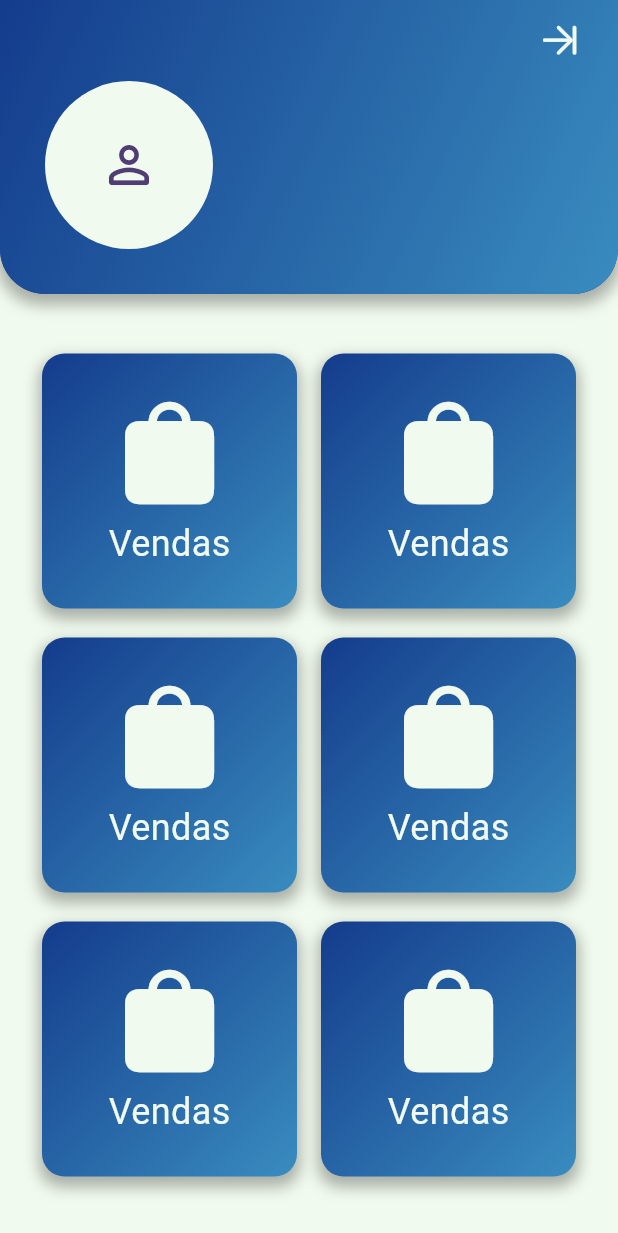
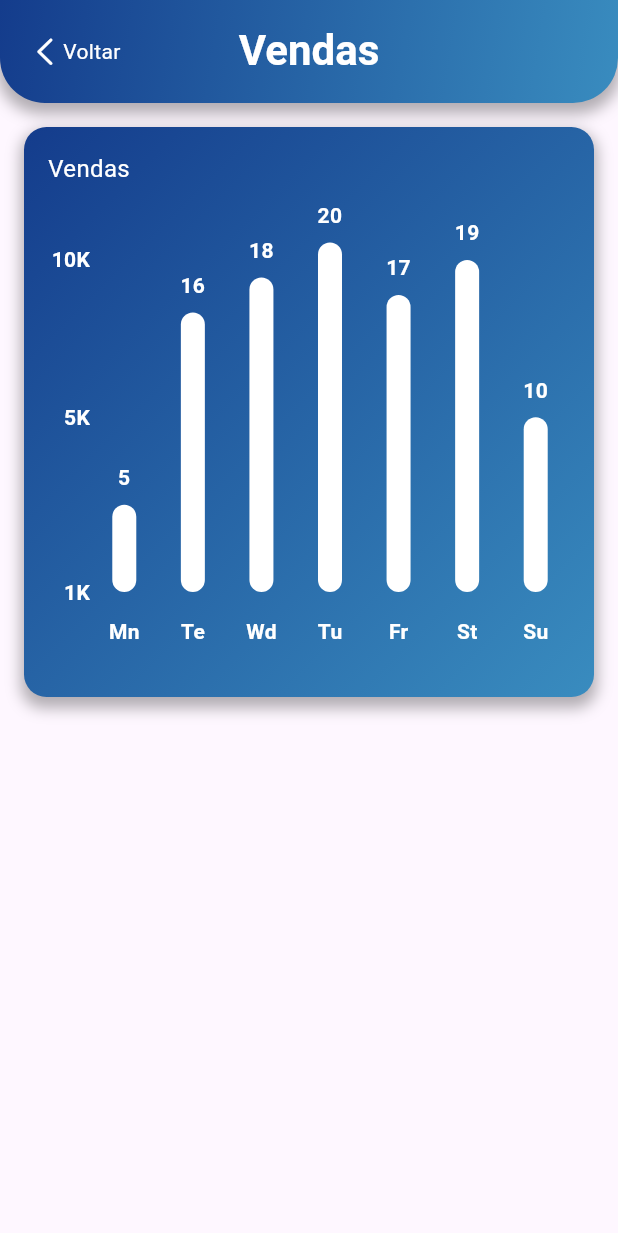
Before and after one commit to TiagoKblo/kodiak_mobile, a Flutter app: the HomePage screen opened directly, after a tap on "Vendas", on a phone screen of 412 x 824 dp. Shown: the top 1233 px of the screen. Run offline on Flutter 3.47's test engine with Material 3 defaults, Android fonts, the phone set to English and light mode, and no system bars; drawn by our look-alikes of fl_chart; our stand-ins replace cookie_jar, dio, dio_cookie_manager, flutter_dotenv, lottie, page_transition; accounts and stored records are empty.

Commit message:
feat: página de vendas e gráfico principal

```diff
--- /dev/null
+++ b/lib/components/bar_chart.dart
@@ -0,0 +1,200 @@
+import 'package:fl_chart/fl_chart.dart';
+import 'package:flutter/material.dart';
+
+class BarChartSales extends StatefulWidget {
+  const BarChartSales({super.key});
+
+  @override
+  State<BarChartSales> createState() => _BarChartSalesState();
+}
+
+class _BarChartSalesState extends State<BarChartSales> {
+  late List<BarChartGroupData> rawBarGroups;
+  late List<BarChartGroupData> showingBarGroups;
+
+  int touchedGroupIndex = -1;
+
+  @override
+  void initState() {
+    super.initState();
+    final barGroup1 = makeGroupData(0, 5);
+    final barGroup2 = makeGroupData(1, 16);
+    final barGroup3 = makeGroupData(2, 18);
+    final barGroup4 = makeGroupData(3, 20);
+    final barGroup5 = makeGroupData(4, 17);
+    final barGroup6 = makeGroupData(5, 19);
+    final barGroup7 = makeGroupData(6, 10);
+
+    final items = [
+      barGroup1,
+      barGroup2,
+      barGroup3,
+      barGroup4,
+      barGroup5,
+      barGroup6,
+      barGroup7,
+    ];
+
+    rawBarGroups = items;
+
+    showingBarGroups = List.of(rawBarGroups);
+  }
+
+  @override
+  Widget build(BuildContext context) {
+    return Scaffold(
+      body: AspectRatio(
+        aspectRatio: 1,
+        child: Padding(
+            padding: const EdgeInsets.all(16),
+            child: Container(
+              decoration: BoxDecoration(
+                gradient: const LinearGradient(
+                    begin: Alignment.topLeft,
+                    end: Alignment.bottomRight,
+                    colors: [
+                      Color(0xFF143c8c),
+                      Color(0xFF398cbf),
+                    ]),
+                borderRadius: BorderRadius.circular(15),
+                boxShadow: [
+                  BoxShadow(
+                      color: Colors.black.withOpacity(0.3),
+                      spreadRadius: 2,
+                      blurRadius: 8,
+                      offset: const Offset(0, 5))
+                ],
+              ),
+              child: Padding(
+                padding: const EdgeInsets.all(16.0),
+                child: Column(
+                  crossAxisAlignment: CrossAxisAlignment.stretch,
+                  children: <Widget>[
+                    const Row(
+                      mainAxisSize: MainAxisSize.min,
+                      children: <Widget>[
+                        Text(
+                          'Vendas',
+                          style: TextStyle(color: Colors.white, fontSize: 16),
+                        ),
+                      ],
+                    ),
+                    const SizedBox(
+                      height: 38,
+                    ),
+                    Expanded(
+                      child: BarChart(
+                        BarChartData(
+                          barTouchData: barTouchData,
+                          titlesData: titlesData,
+                          borderData: FlBorderData(
+                            show: false,
+                          ),
+                          barGroups: showingBarGroups,
+                          gridData: const FlGridData(show: false),
+                          alignment: BarChartAlignment.spaceAround,
+                          maxY: 20,
+                        ),
+                      ),
+                    ),
+                    const SizedBox(
+                      height: 12,
+                    )
+                  ],
+                ),
+              ),
+            )),
+      ),
+    );
+  }
+}
+
+BarTouchData get barTouchData => BarTouchData(
+      enabled: false,
+      touchTooltipData: BarTouchTooltipData(
+        getTooltipColor: (group) => Colors.transparent,
+        tooltipPadding: EdgeInsets.zero,
+        tooltipMargin: 8,
+        getTooltipItem: (BarChartGroupData group, int groupIndex,
+            BarChartRodData rod, int rodIndex) {
+          return BarTooltipItem(
+            rod.toY.round().toString(),
+            const TextStyle(
+              color: Colors.white,
+              fontWeight: FontWeight.bold,
+            ),
+          );
+        },
+      ),
+    );
+
+FlTitlesData get titlesData => const FlTitlesData(
+      show: true,
+      rightTitles: AxisTitles(sideTitles: SideTitles(showTitles: false)),
+      topTitles: AxisTitles(sideTitles: SideTitles(showTitles: false)),
+      bottomTitles: AxisTitles(
+          sideTitles: SideTitles(
+              showTitles: true,
+              getTitlesWidget: bottomTitles,
+              reservedSize: 42)),
+      leftTitles: AxisTitles(
+        sideTitles: SideTitles(
+            showTitles: true,
+            reservedSize: 28,
+            interval: 1,
+            getTitlesWidget: leftTitles),
+      ),
+    );
+
+Widget leftTitles(double value, TitleMeta meta) {
+  const style = TextStyle(
+    color: Colors.white,
+    fontWeight: FontWeight.bold,
+    fontSize: 14,
+  );
+  String text;
+  if (value == 0) {
+    text = '1K';
+  } else if (value == 10) {
+    text = '5K';
+  } else if (value == 19) {
+    text = '10K';
+  } else {
+    return Container();
+  }
+  return SideTitleWidget(
+    axisSide: meta.axisSide,
+    space: 0,
+    child: Text(text, style: style),
+  );
+}
+
+Widget bottomTitles(double value, TitleMeta meta) {
+  final titles = <String>['Mn', 'Te', 'Wd', 'Tu', 'Fr', 'St', 'Su'];
+
+  final Widget text = Text(
+    titles[value.toInt()],
+    style: const TextStyle(
+      color: Colors.white,
+      fontWeight: FontWeight.bold,
+      fontSize: 14,
+    ),
+  );
+
+  return SideTitleWidget(
+    axisSide: meta.axisSide,
+    space: 16, //margin top
+    child: text,
+  );
+}
+
+BarChartGroupData makeGroupData(int x, double y1) {
+  return BarChartGroupData(
+    barsSpace: 4,
+    x: x,
+    barRods: [
+      BarChartRodData(toY: y1, color: Colors.white, width: 16),
+    ],
+    showingTooltipIndicators: [0],
+  );
+}
--- a/lib/http/login.dart
+++ b/lib/http/login.dart
@@ -30,8 +30,6 @@ Future<User> login(String email, String password) async {
       final user = data['user'];
 
       return User.fromJson(user);
-    } else if (response.statusCode == 401) {
-      throw Exception('Dados inválidos. Verifique seu e-mail e senha.');
     } else {
       throw Exception('Erro inesperado. Tente novamente mais tarde.');
     }
--- a/lib/pages/home_page.dart
+++ b/lib/pages/home_page.dart
@@ -1,6 +1,8 @@
 import 'package:flutter/cupertino.dart';
 import 'package:flutter/material.dart';
+import 'package:kodiak/pages/sales_page.dart';
 import 'package:kodiak/providers/user_provider.dart';
+import 'package:page_transition/page_transition.dart';
 import 'package:provider/provider.dart';
 
 class HomePage extends StatelessWidget {
@@ -13,7 +15,6 @@ class HomePage extends StatelessWidget {
     return Scaffold(
       backgroundColor: const Color(0xFFf1faee),
       appBar: AppBar(
-        backgroundColor: const Color(0xFF1d4ed8),
         flexibleSpace: Container(
           decoration: BoxDecoration(
               gradient: const LinearGradient(
@@ -33,10 +34,10 @@ class HomePage extends StatelessWidget {
                     offset: const Offset(0, 5))
               ]),
         ),
-        centerTitle: true,
+        // centerTitle: true,
         // title: const Text('Kodiak', style: TextStyle(fontSize: 17, color: Colors.white, letterSpacing: 0.53),),
-        shape: const RoundedRectangleBorder(
-            borderRadius: BorderRadius.vertical(bottom: Radius.circular(30.0))),
+        //shape: const RoundedRectangleBorder(
+            ///borderRadius: BorderRadius.vertical(bottom: Radius.circular(30.0))),
         // leading: InkWell(
         //   onTap: () {},
         //   child: const Icon(
@@ -116,7 +117,11 @@ class HomePage extends StatelessWidget {
                 child: Row(
                   mainAxisAlignment: MainAxisAlignment.spaceEvenly,
                   children: [
-                    buildSquareButton(CupertinoIcons.bag_fill, 'Vendas', () {}),
+                    buildSquareButton(CupertinoIcons.bag_fill, 'Vendas', () {
+                      Navigator.push(context, PageTransition(
+                        type: PageTransitionType.size, alignment: Alignment.center, duration: const Duration(milliseconds: 300), child: const SalesPage(), curve: Curves.easeInOut
+                      ));
+                    }),
                     buildSquareButton(CupertinoIcons.bag_fill, 'Vendas', () {})
                   ],
                 ),
--- /dev/null
+++ b/lib/pages/sales_page.dart
@@ -0,0 +1,65 @@
+import 'package:flutter/cupertino.dart';
+import 'package:flutter/material.dart';
+import 'package:kodiak/components/bar_chart.dart';
+
+class SalesPage extends StatelessWidget {
+  const SalesPage({super.key});
+
+  @override
+  Widget build(BuildContext context) {
+    return Scaffold(
+      appBar: AppBar(
+        toolbarHeight: MediaQuery.of(context).size.height / 12,
+        leadingWidth: 90,
+        leading: Container(
+          padding: EdgeInsets.only(left: 10),
+          child: IconButton(
+            icon: Row(
+              children: [
+                Icon(
+                  CupertinoIcons.chevron_left,
+                  color: Colors.white,
+                ),
+                Text(
+                  'Voltar',
+                  style: TextStyle(color: Colors.white),
+                )
+              ],
+            ),
+            onPressed: () {
+              if (Navigator.canPop(context)) {
+                Navigator.pop(context);
+              }
+            },
+          ),
+        ),
+        flexibleSpace: Container(
+          decoration: BoxDecoration(
+              gradient: const LinearGradient(
+                  begin: Alignment.topLeft,
+                  end: Alignment.bottomRight,
+                  colors: [
+                    Color(0xFF143c8c),
+                    Color(0xFF398cbf),
+                  ]),
+              borderRadius:
+                  const BorderRadius.vertical(bottom: Radius.circular(30)),
+              boxShadow: [
+                BoxShadow(
+                    color: Colors.black.withOpacity(0.3),
+                    spreadRadius: 2,
+                    blurRadius: 8,
+                    offset: const Offset(0, 5))
+              ]),
+        ),
+        title: Text(
+          'Vendas',
+          style: TextStyle(
+              color: Colors.white, fontWeight: FontWeight.w600, fontSize: 28),
+        ),
+        centerTitle: true,
+      ),
+      body: BarChartSales(),
+    );
+  }
+}
--- a/pubspec.yaml
+++ b/pubspec.yaml
@@ -43,6 +43,7 @@ dependencies:
   flutter_dotenv: ^5.1.0
   page_transition: ^2.1.0
   provider: ^6.1.2
+  fl_chart: ^0.69.0
 
 dev_dependencies:
   flutter_test:
```
Also changed, not shown: pubspec.lock.
